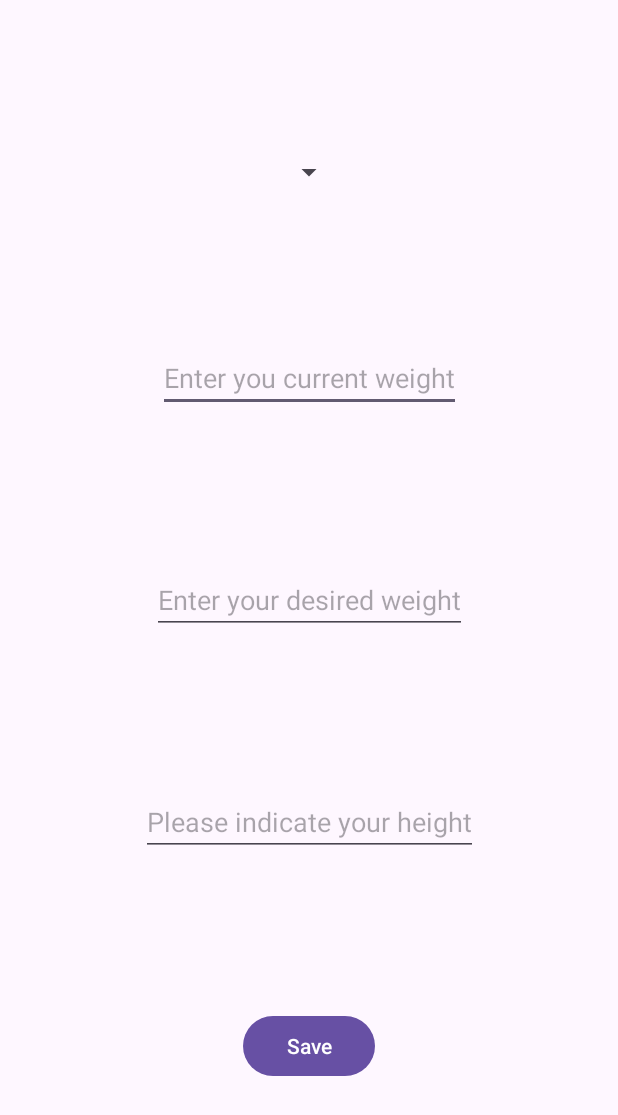
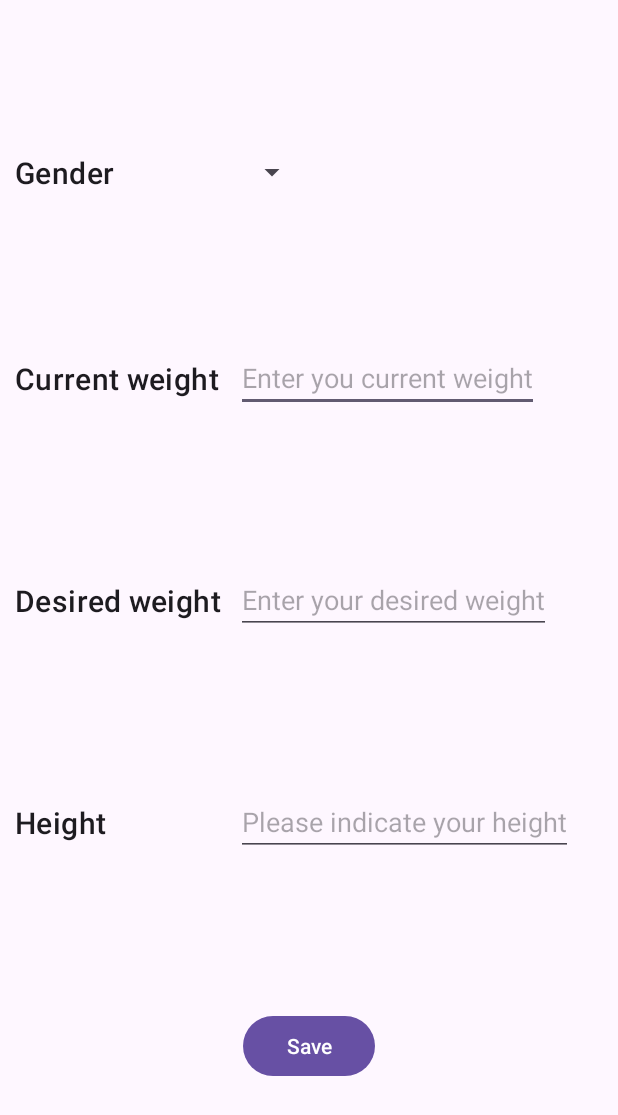
Before and after one commit to i1qxa/BodySculpt, an Android app: the layout fragment_personal_info.xml on its own in the app's theme, with its tools: preview values and no code run, on a phone screen of 412 x 824 dp. Shown: the top 1115 px of the screen. Run offline under Robolectric (Android 15) with nearby library versions, the phone set to English and light mode, and no system bars.

Commit message:
finish person info screen

```diff
--- a/app/src/main/java/com/interaps/BodySculpt/ui/MainActivity.kt
+++ b/app/src/main/java/com/interaps/BodySculpt/ui/MainActivity.kt
@@ -2,20 +2,24 @@ package com.interaps.BodySculpt.ui
 
 import androidx.appcompat.app.AppCompatActivity
 import android.os.Bundle
+import androidx.navigation.NavController
 import androidx.navigation.findNavController
+import androidx.navigation.fragment.NavHostFragment
 import androidx.navigation.ui.setupWithNavController
 import com.interaps.BodySculpt.R
 import com.interaps.BodySculpt.databinding.ActivityMainBinding
 
 class MainActivity : AppCompatActivity() {
     private val binding by lazy { ActivityMainBinding.inflate(layoutInflater) }
+    private lateinit var navController:NavController
     override fun onCreate(savedInstanceState: Bundle?) {
         super.onCreate(savedInstanceState)
         setContentView(binding.root)
         setupBottomNavigation()
     }
     private fun setupBottomNavigation() {
-        val navController = findNavController(R.id.main_nav_graph)
+        val navHostFragment = supportFragmentManager.findFragmentById(R.id.nav_host_fragment) as NavHostFragment
+        navController = navHostFragment.navController
         binding.bottomNav.setupWithNavController(navController)
     }
 }
--- a/app/src/main/java/com/interaps/BodySculpt/ui/persona_iInfo/PersonalInfoViewModel.kt
+++ b/app/src/main/java/com/interaps/BodySculpt/ui/persona_iInfo/PersonalInfoViewModel.kt
@@ -18,8 +18,8 @@ class PersonalInfoViewModel @Inject constructor (private val personDao: PersonDa
         }
     }
 
-    fun tryToUpdatePersonInfo(currentWeight:Double, wishWeight:Double, height:Int){
-        updatePersonInfo(PersonDBEntity(1,1,currentWeight,wishWeight,height))
+    fun tryToUpdatePersonInfo(currentWeight:Double, wishWeight:Double, height:Int, gender:Int){
+        updatePersonInfo(PersonDBEntity(1,gender,currentWeight,wishWeight,height))
     }
 
 }
--- a/app/src/main/res/layout/activity_main.xml
+++ b/app/src/main/res/layout/activity_main.xml
@@ -7,13 +7,14 @@
     tools:context=".ui.MainActivity">
 
     <androidx.fragment.app.FragmentContainerView
-        android:id="@+id/mainContainer"
+        android:id="@+id/nav_host_fragment"
         android:layout_width="0dp"
         android:layout_height="0dp"
         app:layout_constraintStart_toStartOf="parent"
         app:layout_constraintEnd_toEndOf="parent"
         app:layout_constraintTop_toTopOf="parent"
         app:layout_constraintBottom_toTopOf="@id/bottomNav"
+        app:defaultNavHost="true"
         app:navGraph = "@navigation/main_nav_graph"
         android:name="androidx.navigation.fragment.NavHostFragment"
         />
--- a/app/src/main/res/layout/fragment_personal_info.xml
+++ b/app/src/main/res/layout/fragment_personal_info.xml
@@ -6,43 +6,102 @@
     xmlns:app="http://schemas.android.com/apk/res-auto"
     tools:context=".ui.persona_iInfo.PersonalInfoFragment">
 
+    <androidx.constraintlayout.widget.Barrier
+        android:id="@+id/barierHeader"
+        android:layout_width="wrap_content"
+        android:layout_height="wrap_content"
+        app:barrierDirection="end"
+        app:constraint_referenced_ids="tvCurrentWeightHeader,tvGenderHeader,tvHeightHeader,tvWishWeightHeader"
+        />
+
+    <TextView
+        android:id="@+id/tvGenderHeader"
+        android:layout_width="wrap_content"
+        android:layout_height="wrap_content"
+        app:layout_constraintStart_toStartOf="parent"
+        app:layout_constraintTop_toTopOf="@id/spinnerGender"
+        app:layout_constraintBottom_toBottomOf="@id/spinnerGender"
+        android:text="@string/gender"
+        android:textAppearance="@style/TextAppearance.MaterialComponents.Headline6"
+        android:layout_marginStart="10dp"
+        />
+
     <Spinner
         android:id="@+id/spinnerGender"
         android:layout_width="wrap_content"
         android:layout_height="wrap_content"
-        app:layout_constraintStart_toStartOf="parent"
-        app:layout_constraintEnd_toEndOf="parent"
+        android:layout_marginStart="10dp"
+        app:layout_constraintStart_toEndOf="@id/barierHeader"
         app:layout_constraintTop_toTopOf="parent"
         app:layout_constraintBottom_toTopOf="@id/etCurrentWeight"
         />
+
+    <TextView
+        android:id="@+id/tvCurrentWeightHeader"
+        android:layout_width="wrap_content"
+        android:layout_height="wrap_content"
+        app:layout_constraintStart_toStartOf="parent"
+        app:layout_constraintTop_toTopOf="@id/etCurrentWeight"
+        app:layout_constraintBottom_toBottomOf="@id/etCurrentWeight"
+        android:text="@string/current_weight"
+        android:textAppearance="@style/TextAppearance.MaterialComponents.Headline6"
+        android:layout_marginStart="10dp"
+        />
+
     <EditText
         android:id="@+id/etCurrentWeight"
         android:layout_width="wrap_content"
         android:layout_height="wrap_content"
-        app:layout_constraintStart_toStartOf="parent"
-        app:layout_constraintEnd_toEndOf="parent"
+        android:layout_marginStart="10dp"
+        app:layout_constraintStart_toEndOf="@id/barierHeader"
         app:layout_constraintTop_toBottomOf="@id/spinnerGender"
         app:layout_constraintBottom_toTopOf="@id/etWishWeight"
         android:hint="@string/enter_you_current_weight"
         android:inputType="numberDecimal"
         />
+
+    <TextView
+        android:id="@+id/tvWishWeightHeader"
+        android:layout_width="wrap_content"
+        android:layout_height="wrap_content"
+        app:layout_constraintStart_toStartOf="parent"
+        app:layout_constraintTop_toTopOf="@id/etWishWeight"
+        app:layout_constraintBottom_toBottomOf="@id/etWishWeight"
+        android:text="Desired weight"
+        android:textAppearance="@style/TextAppearance.MaterialComponents.Headline6"
+        android:layout_marginStart="10dp"
+        />
+
     <EditText
         android:id="@+id/etWishWeight"
         android:layout_width="wrap_content"
         android:layout_height="wrap_content"
-        app:layout_constraintStart_toStartOf="parent"
-        app:layout_constraintEnd_toEndOf="parent"
+        android:layout_marginStart="10dp"
+        app:layout_constraintStart_toEndOf="@id/barierHeader"
         app:layout_constraintTop_toBottomOf="@id/etCurrentWeight"
         app:layout_constraintBottom_toTopOf="@id/etHeight"
         android:hint="@string/enter_you_weight_of_dream"
         android:inputType="numberDecimal"
         />
+
+    <TextView
+        android:id="@+id/tvHeightHeader"
+        android:layout_width="wrap_content"
+        android:layout_height="wrap_content"
+        app:layout_constraintStart_toStartOf="parent"
+        app:layout_constraintTop_toTopOf="@id/etHeight"
+        app:layout_constraintBottom_toBottomOf="@id/etHeight"
+        android:text="@string/height"
+        android:textAppearance="@style/TextAppearance.MaterialComponents.Headline6"
+        android:layout_marginStart="10dp"
+        />
+
     <EditText
         android:id="@+id/etHeight"
         android:layout_width="wrap_content"
         android:layout_height="wrap_content"
-        app:layout_constraintStart_toStartOf="parent"
-        app:layout_constraintEnd_toEndOf="parent"
+        android:layout_marginStart="10dp"
+        app:layout_constraintStart_toEndOf="@id/barierHeader"
         app:layout_constraintTop_toBottomOf="@id/etWishWeight"
         app:layout_constraintBottom_toTopOf="@id/btnSave"
         android:hint="Please indicate your height"
--- a/app/src/main/res/navigation/main_nav_graph.xml
+++ b/app/src/main/res/navigation/main_nav_graph.xml
@@ -35,4 +35,5 @@
         android:name="com.interaps.BodySculpt.ui.weight_progress.WeightProgresFragment"
         android:label="fragment_weight_progres"
         tools:layout="@layout/fragment_weight_progres" />
+
 </navigation>
--- a/app/src/main/res/values/strings.xml
+++ b/app/src/main/res/values/strings.xml
@@ -11,4 +11,12 @@
     <string name="recipe_list">Recipe List</string>
     <string name="weight_progress">Weight Progress</string>
     <string name="person_info">Person Info</string>
+    <string name="gender">Gender</string>
+    <string name="current_weight">Current weight</string>
+    <string name="height">Height</string>
+    <string-array name="genders">
+        <item>Not specified</item>
+        <item>Male</item>
+        <item>Female</item>
+    </string-array>
 </resources>
```
Also changed, not shown: app/src/main/java/com/interaps/BodySculpt/ui/persona_iInfo/PersonalInfoFragment.kt (+24 -5 lines), app/src/main/res/menu/bottom_menu.xml (+5 -5 lines).
